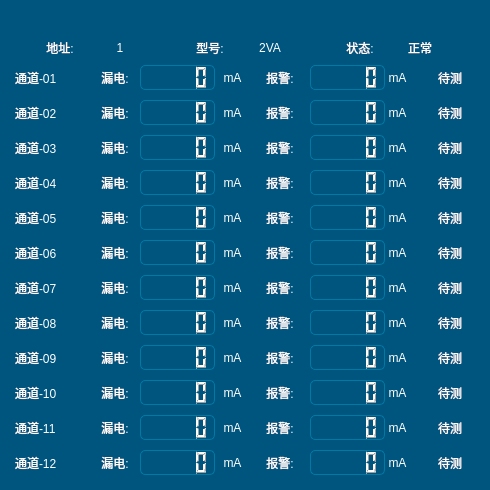
The window that InspectionTooling/NodeValue_EF/nodevalue_ef.ui (Micheal1022/HostAppProject) describes before a commit, drawn with Qt 5.
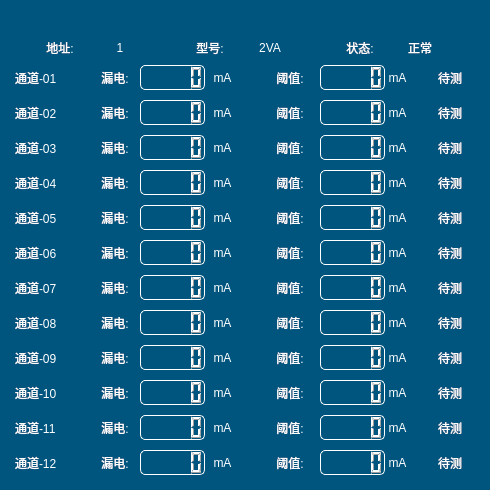
The same window after the commit.

```diff
--- a/InspectionTooling/NodeValue_EF/nodevalue_ef.ui
+++ b/InspectionTooling/NodeValue_EF/nodevalue_ef.ui
@@ -49,9 +49,9 @@
 QLCDNumber{
 font: 10pt &quot;宋体&quot;;
 border:1px solid rgb(0, 122, 165);
+border:1px solid rgb(255, 255, 255);
 color: rgb(255, 255, 255);
 border-radius:5px;
-
 }</string>
   </property>
   <widget class="QLCDNumber" name="lcd_Leak11">
@@ -59,7 +59,7 @@
     <rect>
      <x>140</x>
      <y>415</y>
-     <width>75</width>
+     <width>65</width>
      <height>25</height>
     </rect>
    </property>
@@ -134,7 +134,7 @@
   <widget class="QLabel" name="lb_LeakUnit05">
    <property name="geometry">
     <rect>
-     <x>220</x>
+     <x>210</x>
      <y>205</y>
      <width>25</width>
      <height>25</height>
@@ -152,7 +152,7 @@
     <rect>
      <x>140</x>
      <y>380</y>
-     <width>75</width>
+     <width>65</width>
      <height>25</height>
     </rect>
    </property>
@@ -194,7 +194,7 @@
     <rect>
      <x>140</x>
      <y>205</y>
-     <width>75</width>
+     <width>65</width>
      <height>25</height>
     </rect>
    </property>
@@ -234,7 +234,7 @@
   <widget class="QLabel" name="lb_LeakUnit01">
    <property name="geometry">
     <rect>
-     <x>220</x>
+     <x>210</x>
      <y>65</y>
      <width>25</width>
      <height>25</height>
@@ -250,7 +250,7 @@
   <widget class="QLabel" name="lb_LeakUnit07">
    <property name="geometry">
     <rect>
-     <x>220</x>
+     <x>210</x>
      <y>275</y>
      <width>25</width>
      <height>25</height>
@@ -268,7 +268,7 @@
     <rect>
      <x>140</x>
      <y>135</y>
-     <width>75</width>
+     <width>65</width>
      <height>25</height>
     </rect>
    </property>
@@ -279,7 +279,7 @@
   <widget class="QLabel" name="lb_LeakUnit09">
    <property name="geometry">
     <rect>
-     <x>220</x>
+     <x>210</x>
      <y>345</y>
      <width>25</width>
      <height>25</height>
@@ -295,7 +295,7 @@
   <widget class="QLabel" name="lb_LeakUnit06">
    <property name="geometry">
     <rect>
-     <x>220</x>
+     <x>210</x>
      <y>240</y>
      <width>25</width>
      <height>25</height>
@@ -313,7 +313,7 @@
     <rect>
      <x>140</x>
      <y>100</y>
-     <width>75</width>
+     <width>65</width>
      <height>25</height>
     </rect>
    </property>
@@ -371,7 +371,7 @@
     <rect>
      <x>140</x>
      <y>240</y>
-     <width>75</width>
+     <width>65</width>
      <height>25</height>
     </rect>
    </property>
@@ -461,7 +461,7 @@
     <rect>
      <x>140</x>
      <y>170</y>
-     <width>75</width>
+     <width>65</width>
      <height>25</height>
     </rect>
    </property>
@@ -474,16 +474,13 @@
     <rect>
      <x>140</x>
      <y>450</y>
-     <width>75</width>
+     <width>65</width>
      <height>25</height>
     </rect>
    </property>
    <property name="value" stdset="0">
     <double>0.000000000000000</double>
    </property>
-   <property name="intValue" stdset="0">
-    <number>0</number>
-   </property>
   </widget>
   <widget class="QLabel" name="lb_Pass04">
    <property name="geometry">
@@ -517,7 +514,7 @@
   <widget class="QLabel" name="lb_LeakUnit02">
    <property name="geometry">
     <rect>
-     <x>220</x>
+     <x>210</x>
      <y>100</y>
      <width>25</width>
      <height>25</height>
@@ -623,7 +620,7 @@
   <widget class="QLabel" name="lb_LeakUnit03">
    <property name="geometry">
     <rect>
-     <x>220</x>
+     <x>210</x>
      <y>135</y>
      <width>25</width>
      <height>25</height>
@@ -641,7 +638,7 @@
     <rect>
      <x>140</x>
      <y>65</y>
-     <width>75</width>
+     <width>65</width>
      <height>25</height>
     </rect>
    </property>
@@ -652,7 +649,7 @@
   <widget class="QLabel" name="lb_LeakUnit04">
    <property name="geometry">
     <rect>
-     <x>220</x>
+     <x>210</x>
      <y>170</y>
      <width>25</width>
      <height>25</height>
@@ -668,7 +665,7 @@
   <widget class="QLabel" name="lb_LeakUnit08">
    <property name="geometry">
     <rect>
-     <x>220</x>
+     <x>210</x>
      <y>310</y>
      <width>25</width>
      <height>25</height>
@@ -723,9 +720,9 @@
   <widget class="QLCDNumber" name="lcd_Alarm01">
    <property name="geometry">
     <rect>
-     <x>310</x>
+     <x>320</x>
      <y>65</y>
-     <width>75</width>
+     <width>65</width>
      <height>25</height>
     </rect>
    </property>
@@ -738,7 +735,7 @@
     <rect>
      <x>140</x>
      <y>345</y>
-     <width>75</width>
+     <width>65</width>
      <height>25</height>
     </rect>
    </property>
@@ -754,7 +751,7 @@
     <rect>
      <x>140</x>
      <y>275</y>
-     <width>75</width>
+     <width>65</width>
      <height>25</height>
     </rect>
    </property>
@@ -770,7 +767,7 @@
     <rect>
      <x>140</x>
      <y>310</y>
-     <width>75</width>
+     <width>65</width>
      <height>25</height>
     </rect>
    </property>
@@ -800,14 +797,14 @@
   <widget class="QLabel" name="lb_Alarm01">
    <property name="geometry">
     <rect>
-     <x>255</x>
+     <x>265</x>
      <y>65</y>
      <width>50</width>
      <height>25</height>
     </rect>
    </property>
    <property name="text">
-    <string>报警:</string>
+    <string>阈值:</string>
    </property>
    <property name="alignment">
     <set>Qt::AlignCenter</set>
@@ -1008,7 +1005,7 @@
   <widget class="QLabel" name="lb_LeakUnit10">
    <property name="geometry">
     <rect>
-     <x>220</x>
+     <x>210</x>
      <y>380</y>
      <width>25</width>
      <height>25</height>
@@ -1024,7 +1021,7 @@
   <widget class="QLabel" name="lb_LeakUnit12">
    <property name="geometry">
     <rect>
-     <x>220</x>
+     <x>210</x>
      <y>450</y>
      <width>25</width>
      <height>25</height>
@@ -1040,7 +1037,7 @@
   <widget class="QLabel" name="lb_LeakUnit11">
    <property name="geometry">
     <rect>
-     <x>220</x>
+     <x>210</x>
      <y>415</y>
      <width>25</width>
      <height>25</height>
@@ -1056,14 +1053,14 @@
   <widget class="QLabel" name="lb_Alarm02">
    <property name="geometry">
     <rect>
-     <x>255</x>
+     <x>265</x>
      <y>100</y>
      <width>50</width>
      <height>25</height>
     </rect>
    </property>
    <property name="text">
-    <string>报警:</string>
+    <string>阈值:</string>
    </property>
    <property name="alignment">
     <set>Qt::AlignCenter</set>
@@ -1088,9 +1085,9 @@
   <widget class="QLCDNumber" name="lcd_Alarm02">
    <property name="geometry">
     <rect>
-     <x>310</x>
+     <x>320</x>
      <y>100</y>
-     <width>75</width>
+     <width>65</width>
      <height>25</height>
     </rect>
    </property>
@@ -1101,9 +1098,9 @@
   <widget class="QLCDNumber" name="lcd_Alarm04">
    <property name="geometry">
     <rect>
-     <x>310</x>
+     <x>320</x>
      <y>170</y>
-     <width>75</width>
+     <width>65</width>
      <height>25</height>
     </rect>
    </property>
@@ -1114,14 +1111,14 @@
   <widget class="QLabel" name="lb_Alarm04">
    <property name="geometry">
     <rect>
-     <x>255</x>
+     <x>265</x>
      <y>170</y>
      <width>50</width>
      <height>25</height>
     </rect>
    </property>
    <property name="text">
-    <string>报警:</string>
+    <string>阈值:</string>
    </property>
    <property name="alignment">
     <set>Qt::AlignCenter</set>
@@ -1146,14 +1143,14 @@
   <widget class="QLabel" name="lb_Alarm03">
    <property name="geometry">
     <rect>
-     <x>255</x>
+     <x>265</x>
      <y>135</y>
      <width>50</width>
      <height>25</height>
     </rect>
    </property>
    <property name="text">
-    <string>报警:</string>
+    <string>阈值:</string>
    </property>
    <property name="alignment">
     <set>Qt::AlignCenter</set>
@@ -1178,9 +1175,9 @@
   <widget class="QLCDNumber" name="lcd_Alarm03">
    <property name="geometry">
     <rect>
-     <x>310</x>
+     <x>320</x>
      <y>135</y>
-     <width>75</width>
+     <width>65</width>
      <height>25</height>
     </rect>
    </property>
@@ -1191,9 +1188,9 @@
   <widget class="QLCDNumber" name="lcd_Alarm07">
    <property name="geometry">
     <rect>
-     <x>310</x>
+     <x>320</x>
      <y>275</y>
-     <width>75</width>
+     <width>65</width>
      <height>25</height>
     </rect>
    </property>
@@ -1220,14 +1217,14 @@
   <widget class="QLabel" name="lb_Alarm06">
    <property name="geometry">
     <rect>
-     <x>255</x>
+     <x>265</x>
      <y>240</y>
      <width>50</width>
      <height>25</height>
     </rect>
    </property>
    <property name="text">
-    <string>报警:</string>
+    <string>阈值:</string>
    </property>
    <property name="alignment">
     <set>Qt::AlignCenter</set>
@@ -1236,14 +1233,14 @@
   <widget class="QLabel" name="lb_Alarm07">
    <property name="geometry">
     <rect>
-     <x>255</x>
+     <x>265</x>
      <y>275</y>
      <width>50</width>
      <height>25</height>
     </rect>
    </property>
    <property name="text">
-    <string>报警:</string>
+    <string>阈值:</string>
    </property>
    <property name="alignment">
     <set>Qt::AlignCenter</set>
@@ -1252,9 +1249,9 @@
   <widget class="QLCDNumber" name="lcd_Alarm08">
    <property name="geometry">
     <rect>
-     <x>310</x>
+     <x>320</x>
      <y>310</y>
-     <width>75</width>
+     <width>65</width>
      <height>25</height>
     </rect>
    </property>
@@ -1297,14 +1294,14 @@
   <widget class="QLabel" name="lb_Alarm05">
    <property name="geometry">
     <rect>
-     <x>255</x>
+     <x>265</x>
      <y>205</y>
      <width>50</width>
      <height>25</height>
     </rect>
    </property>
    <property name="text">
-    <string>报警:</string>
+    <string>阈值:</string>
    </property>
    <property name="alignment">
     <set>Qt::AlignCenter</set>
@@ -1313,9 +1310,9 @@
   <widget class="QLCDNumber" name="lcd_Alarm06">
    <property name="geometry">
     <rect>
-     <x>310</x>
+     <x>320</x>
      <y>240</y>
-     <width>75</width>
+     <width>65</width>
      <height>25</height>
     </rect>
    </property>
@@ -1342,14 +1339,14 @@
   <widget class="QLabel" name="lb_Alarm08">
    <property name="geometry">
     <rect>
-     <x>255</x>
+     <x>265</x>
      <y>310</y>
      <width>50</width>
      <height>25</height>
     </rect>
    </property>
    <property name="text">
-    <string>报警:</string>
+    <string>阈值:</string>
    </property>
    <property name="alignment">
     <set>Qt::AlignCenter</set>
@@ -1358,9 +1355,9 @@
   <widget class="QLCDNumber" name="lcd_Alarm05">
    <property name="geometry">
     <rect>
-     <x>310</x>
+     <x>320</x>
      <y>205</y>
-     <width>75</width>
+     <width>65</width>
      <height>25</height>
     </rect>
    </property>
@@ -1371,9 +1368,9 @@
   <widget class="QLCDNumber" name="lcd_Alarm09">
    <property name="geometry">
     <rect>
-     <x>310</x>
+     <x>320</x>
      <y>345</y>
-     <width>75</width>
+     <width>65</width>
      <height>25</height>
     </rect>
    </property>
@@ -1400,14 +1397,14 @@
   <widget class="QLabel" name="lb_Alarm12">
    <property name="geometry">
     <rect>
-     <x>255</x>
+     <x>265</x>
      <y>450</y>
      <width>50</width>
      <height>25</height>
     </rect>
    </property>
    <property name="text">
-    <string>报警:</string>
+    <string>阈值:</string>
    </property>
    <property name="alignment">
     <set>Qt::AlignCenter</set>
@@ -1432,9 +1429,9 @@
   <widget class="QLCDNumber" name="lcd_Alarm10">
    <property name="geometry">
     <rect>
-     <x>310</x>
+     <x>320</x>
      <y>380</y>
-     <width>75</width>
+     <width>65</width>
      <height>25</height>
     </rect>
    </property>
@@ -1445,9 +1442,9 @@
   <widget class="QLCDNumber" name="lcd_Alarm12">
    <property name="geometry">
     <rect>
-     <x>310</x>
+     <x>320</x>
      <y>450</y>
-     <width>75</width>
+     <width>65</width>
      <height>25</height>
     </rect>
    </property>
@@ -1458,14 +1455,14 @@
   <widget class="QLabel" name="lb_Alarm10">
    <property name="geometry">
     <rect>
-     <x>255</x>
+     <x>265</x>
      <y>380</y>
      <width>50</width>
      <height>25</height>
     </rect>
    </property>
    <property name="text">
-    <string>报警:</string>
+    <string>阈值:</string>
    </property>
    <property name="alignment">
     <set>Qt::AlignCenter</set>
@@ -1474,14 +1471,14 @@
   <widget class="QLabel" name="lb_Alarm09">
    <property name="geometry">
     <rect>
-     <x>255</x>
+     <x>265</x>
      <y>345</y>
      <width>50</width>
      <height>25</height>
     </rect>
    </property>
    <property name="text">
-    <string>报警:</string>
+    <string>阈值:</string>
    </property>
    <property name="alignment">
     <set>Qt::AlignCenter</set>
@@ -1490,14 +1487,14 @@
   <widget class="QLabel" name="lb_Alarm11">
    <property name="geometry">
     <rect>
-     <x>255</x>
+     <x>265</x>
      <y>415</y>
      <width>50</width>
      <height>25</height>
     </rect>
    </property>
    <property name="text">
-    <string>报警:</string>
+    <string>阈值:</string>
    </property>
    <property name="alignment">
     <set>Qt::AlignCenter</set>
@@ -1506,9 +1503,9 @@
   <widget class="QLCDNumber" name="lcd_Alarm11">
    <property name="geometry">
     <rect>
-     <x>310</x>
+     <x>320</x>
      <y>415</y>
-     <width>75</width>
+     <width>65</width>
      <height>25</height>
     </rect>
    </property>
```
